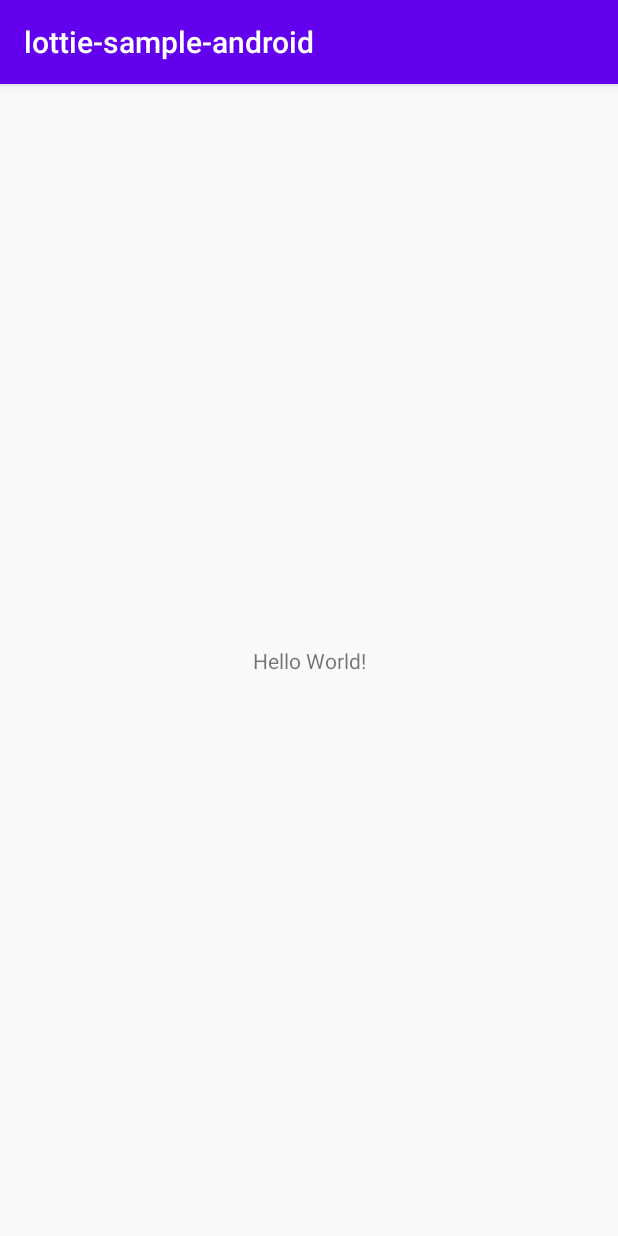
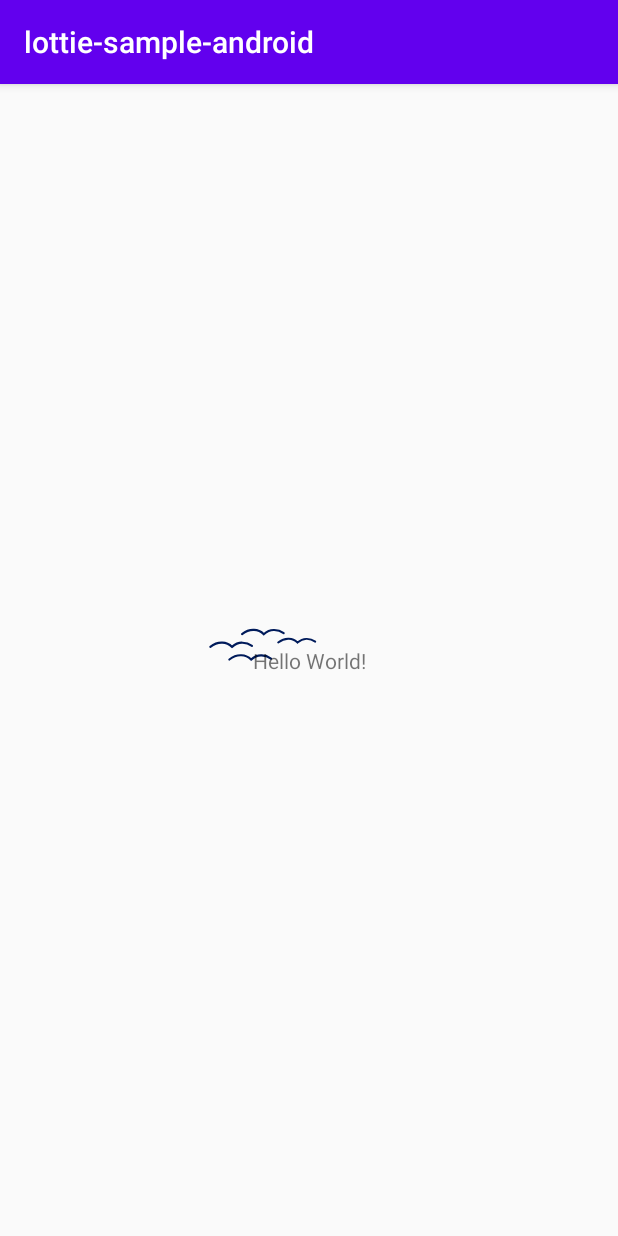
Before and after one commit to bilizen3/lottie-sample-android, an Android app: the screen it shows after launch (MainActivity), on a phone screen of 412 x 824 dp. Run offline under Robolectric (Android 15) with nearby library versions, the phone set to English and light mode, and no system bars.

Commit message:
add library on module app

```diff
--- a/app/build.gradle
+++ b/app/build.gradle
@@ -27,6 +27,7 @@ android {
 
 dependencies {
     implementation fileTree(dir: 'libs', include: ['*.jar'])
+    implementation project(':loginbackground')
     implementation "org.jetbrains.kotlin:kotlin-stdlib-jdk7:$kotlin_version"
     implementation 'androidx.appcompat:appcompat:1.1.0'
     implementation 'androidx.core:core-ktx:1.2.0'
--- a/app/src/main/res/layout/activity_main.xml
+++ b/app/src/main/res/layout/activity_main.xml
@@ -7,6 +7,11 @@
         android:layout_height="match_parent"
         tools:context=".MainActivity"
         >
+
+    <com.flores.loginbackground.Background
+            android:layout_width="match_parent"
+            android:layout_height="match_parent"
+            />
 
     <TextView
             android:layout_width="wrap_content"
```
